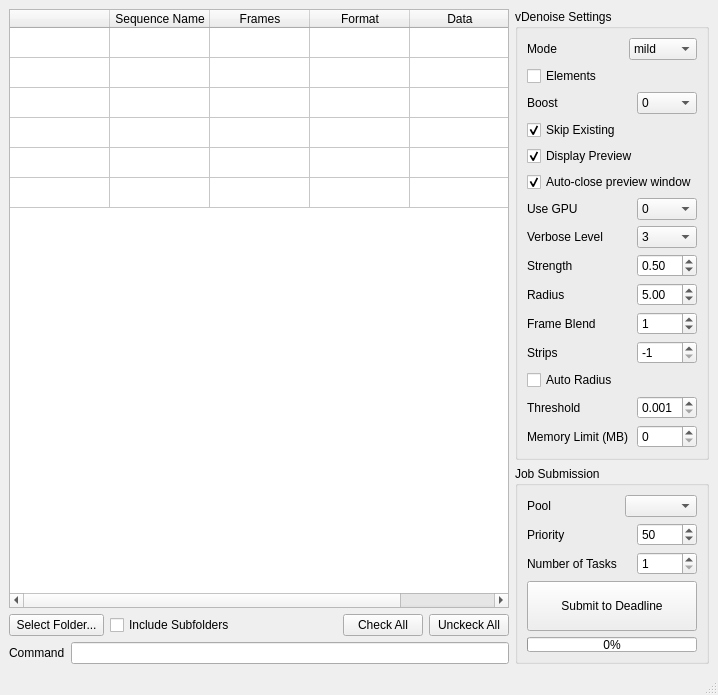
The window that VrayDenoiser/ui_mainWindow.ui (p3rfilov/Deadline) describes before a commit, drawn with Qt 5.
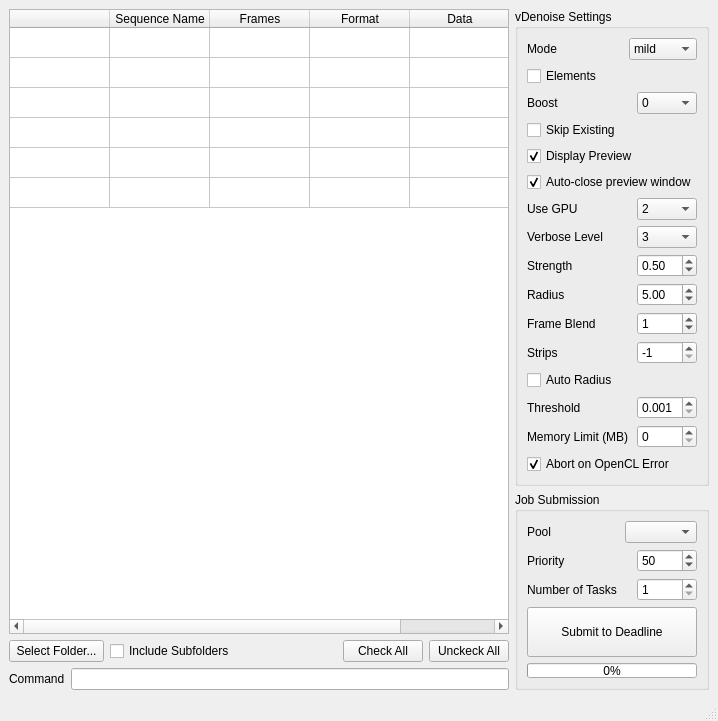
The same window after the commit.

Commit message: changed vdenoise default settings

The edit to the form file:
```diff
--- a/VrayDenoiser/ui_mainWindow.ui
+++ b/VrayDenoiser/ui_mainWindow.ui
@@ -198,7 +198,7 @@
         </property>
         <layout class="QVBoxLayout" name="verticalLayout_3">
          <item>
-          <layout class="QVBoxLayout" name="verticalLayout" stretch="0,0,0,0,0,0,0,0,0,0,0,0,0,0,0">
+          <layout class="QVBoxLayout" name="verticalLayout" stretch="0,0,0,0,0,0,0,0,0,0,0,0,0,0,0,0">
            <item>
             <layout class="QHBoxLayout" name="horizontalLayout">
              <item>
@@ -340,7 +340,7 @@
               <string>Skip Existing</string>
              </property>
              <property name="checked">
-              <bool>true</bool>
+              <bool>false</bool>
              </property>
             </widget>
            </item>
@@ -401,7 +401,7 @@
                 </size>
                </property>
                <property name="currentIndex">
-                <number>0</number>
+                <number>2</number>
                </property>
                <item>
                 <property name="text">
@@ -749,6 +749,16 @@
              </item>
             </layout>
            </item>
+           <item>
+            <widget class="QCheckBox" name="abortOnOpenCLError">
+             <property name="text">
+              <string>Abort on OpenCL Error</string>
+             </property>
+             <property name="checked">
+              <bool>true</bool>
+             </property>
+            </widget>
+           </item>
           </layout>
          </item>
         </layout>
```
The commit also changes 1 other file.
